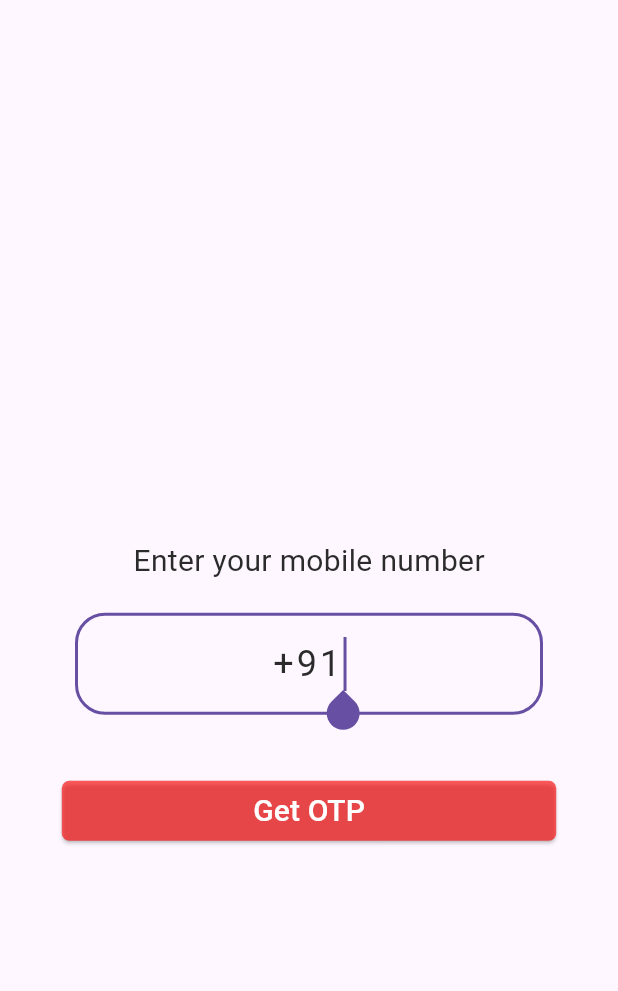
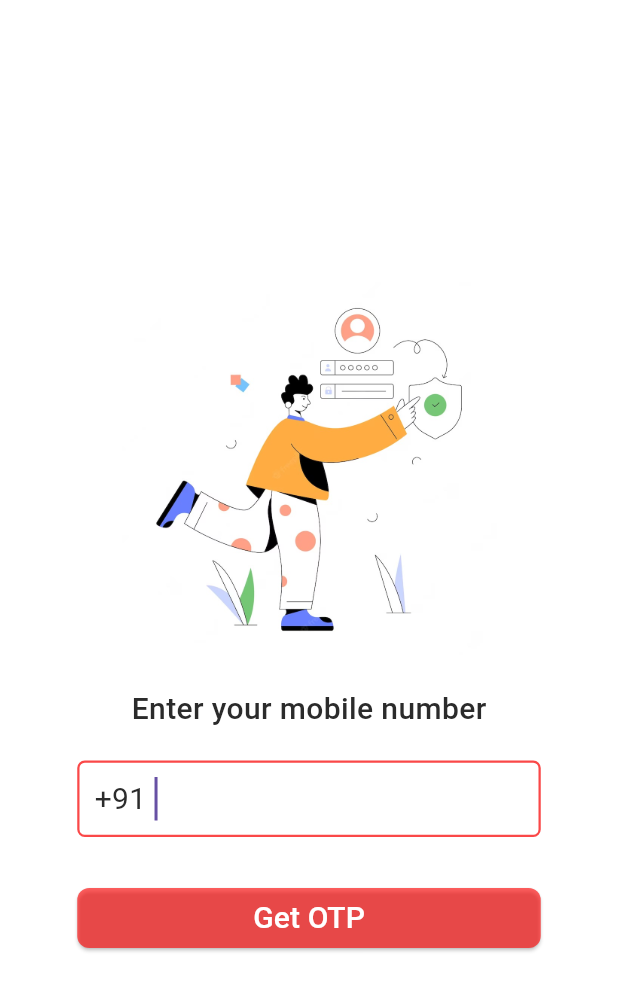
Before and after one commit to Rohit-2412/Blood-Bank, a Flutter app: the PhoneNumberInput screen opened by its route, on a phone screen of 412 x 824 dp. Shown: the top 991 px of the screen. Run offline on Flutter 3.47's test engine with Material 2 defaults, Android fonts, the phone set to English and light mode, and no system bars; our stand-ins replace cloud_firestore, firebase_auth, firebase_core, pinput, shared_preferences, smooth_page_indicator; missing offline and left inert: dice_bear; accounts and stored records are empty.

```diff
--- a/lib/main.dart
+++ b/lib/main.dart
@@ -35,7 +35,7 @@ class MyApp extends StatelessWidget {
           theme: ThemeData(
             useMaterial3: true,
           ),
-          initialRoute: '/welcome',
+          initialRoute: '/splash',
           routes: {
             '/splash': (context) => const SplashScreen(),
             '/welcome': (context) => const WelcomeScreen(),
--- a/lib/screens/auth/phone_number_input.dart
+++ b/lib/screens/auth/phone_number_input.dart
@@ -1,5 +1,6 @@
 import 'package:blood_bank/constants/custom_colors.dart';
 import 'package:blood_bank/provider/auth_provider.dart';
+import 'package:blood_bank/utils/widgets.dart';
 import 'package:flutter/material.dart';
 import 'package:provider/provider.dart';
 
@@ -14,52 +15,72 @@ class _PhoneNumberInputState extends State<PhoneNumberInput> {
   // controller for text field
   final TextEditingController _controller = TextEditingController();
 
-  // set initial text as +91
-  _PhoneNumberInputState() {
-    _controller.text = "+91";
-  }
-
   @override
   Widget build(BuildContext context) {
     return Scaffold(
-      body: SizedBox(
-        child: Column(
+      backgroundColor: CustomColors.whiteColor,
+      body: Column(
         crossAxisAlignment: CrossAxisAlignment.center,
         mainAxisAlignment: MainAxisAlignment.center,
         children: [
-            const SizedBox(height: 100),
+          Container(
+            height: 250,
+            decoration: const BoxDecoration(
+                image: DecorationImage(
+              image: AssetImage("assets/login.jpeg"),
+            )),
+          ),
           // heading
+          const SizedBox(height: 20),
+
           const Text(
             "Enter your mobile number",
+            style: TextStyle(
+                fontSize: 20,
+                fontWeight: FontWeight.w500,
+                color: CustomColors.blackColor),
+          ),
+
+          const SizedBox(height: 10),
+
+          // input box for number
+          Container(
+            width: MediaQuery.of(context).size.width * 0.75,
+            margin: const EdgeInsets.symmetric(horizontal: 20, vertical: 10),
+            padding: const EdgeInsets.symmetric(horizontal: 10, vertical: 0),
+            decoration: BoxDecoration(
+              border: Border.all(
+                  color: CustomColors.firstGradientColor, width: 1.5),
+              borderRadius: BorderRadius.circular(5),
+            ),
+            child: Row(
+              crossAxisAlignment: CrossAxisAlignment.center,
+              mainAxisAlignment: MainAxisAlignment.spaceBetween,
+              children: [
+                const Text(
+                  "+91 ",
                   style: TextStyle(
                       fontSize: 20,
                       fontWeight: FontWeight.w400,
                       color: CustomColors.blackColor),
                 ),
-
-            // input box for number
-            Padding(
-              padding: const EdgeInsets.symmetric(horizontal: 50, vertical: 20),
-              child: TextField(
+                // input field
+                Expanded(
+                  child: TextFormField(
                     autofocus: true,
-                autocorrect: false,
-                textAlign: TextAlign.center,
-                style: const TextStyle(
-                    color: CustomColors.blackColor,
-                    fontSize: 24,
-                    letterSpacing: 2),
                     controller: _controller,
                     keyboardType: TextInputType.number,
                     decoration: const InputDecoration(
-                  hintStyle: TextStyle(
-                      fontSize: 20,
+                      border: InputBorder.none,
+                    ),
+                    style: const TextStyle(
+                        letterSpacing: 1,
+                        fontSize: 19,
                         fontWeight: FontWeight.w400,
-                      color: CustomColors.primaryColor),
-                  border: OutlineInputBorder(
-                    borderRadius: BorderRadius.all(Radius.circular(20)),
-                    borderSide: BorderSide(color: CustomColors.blackColor),
+                        color: CustomColors.blackColor),
                   ),
                 ),
+              ],
             ),
           ),
 
@@ -67,7 +88,7 @@ class _PhoneNumberInputState extends State<PhoneNumberInput> {
 
           // button to get otp having full screen width
           SizedBox(
-              width: MediaQuery.of(context).size.width * 0.8,
+            width: MediaQuery.of(context).size.width * 0.75,
             child: ElevatedButton(
               onPressed: () {
                 handleClick(context);
@@ -75,7 +96,7 @@ class _PhoneNumberInputState extends State<PhoneNumberInput> {
               style: ElevatedButton.styleFrom(
                 backgroundColor: CustomColors.buttonBackground,
                 shape: RoundedRectangleBorder(
-                    borderRadius: BorderRadius.circular(5),
+                  borderRadius: BorderRadius.circular(8),
                 ),
               ),
               child: const Text("Get OTP",
@@ -86,7 +107,6 @@ class _PhoneNumberInputState extends State<PhoneNumberInput> {
             ),
           )
         ],
-        ),
       ),
     );
   }
@@ -101,50 +121,13 @@ class _PhoneNumberInputState extends State<PhoneNumberInput> {
   // function to get number from text field and validate it
   void handleClick(context) async {
     String phoneNumber = _controller.text;
-    if (phoneNumber.length != 13) {
-      // show alert dialog
-      showDialog(
-        context: context,
-        builder: (BuildContext context) {
-          return _showAlertDialog();
-        },
-      );
+    if (phoneNumber.length != 10) {
+      // show snack bar
+      MyWidget.showSnackBar(
+          context, "Please enter a valid 10-digit mobile number!");
     } else {
       final ap = Provider.of<AuthProvider>(context, listen: false);
-      ap.signInWithPhone(context, phoneNumber);
+      ap.signInWithPhone(context, "+91$phoneNumber");
     }
   }
-
-  Widget _showAlertDialog() {
-    return AlertDialog(
-      title: const Text(
-        'Warning!',
-        style: TextStyle(
-            fontSize: 20,
-            fontWeight: FontWeight.w500,
-            color: CustomColors.blackColor),
-      ),
-      content: const Text(
-        'Please enter a valid mobile number!',
-        style: TextStyle(
-            fontSize: 16,
-            fontWeight: FontWeight.w400,
-            color: CustomColors.primaryColorDark),
-      ),
-      actions: [
-        TextButton(
-          onPressed: () {
-            Navigator.of(context).pop();
-          },
-          child: const Text(
-            'OK',
-            style: TextStyle(
-                fontSize: 20,
-                fontWeight: FontWeight.w600,
-                color: CustomColors.primaryColorDark),
-          ),
-        ),
-      ],
-    );
 }
-}
--- a/lib/screens/messages_screen.dart
+++ b/lib/screens/messages_screen.dart
@@ -94,7 +94,7 @@ class _MessagesScreenState extends State<MessagesScreen> {
             Column(
               crossAxisAlignment: CrossAxisAlignment.start,
               children: [
-                Text("Donor #${otherUserId.substring(0, 5)}",
+                Text("User #${otherUserId.substring(0, 10)}",
                     style: const TextStyle(
                         fontSize: 24,
                         color: Colors.black,
--- a/lib/screens/requests_screen.dart
+++ b/lib/screens/requests_screen.dart
@@ -40,6 +40,7 @@ class _RequestsScreenState extends State<RequestsScreen> {
         stream: FirebaseFirestore.instance
             .collection("requests")
             .where("status", isEqualTo: "pending")
+            .where("requested_by", isNotEqualTo: ap.uid)
             .snapshots(),
         builder: (BuildContext context, AsyncSnapshot<QuerySnapshot> snapshot) {
           if (snapshot.hasError) {
@@ -71,9 +72,6 @@ class _RequestsScreenState extends State<RequestsScreen> {
             final declinedBy = doc["declined_by"] as List<dynamic>;
             return !declinedBy.contains(ap.uid);
           }).toList();
-
-          // remove requests requested by me
-          // TODO
 
           if (filteredDocs.isEmpty) {
             return Center(
--- a/lib/screens/welcome_screen.dart
+++ b/lib/screens/welcome_screen.dart
@@ -26,8 +26,8 @@ class _WelcomeScreenState extends State<WelcomeScreen> {
     final controller = PageController();
 
     List<Widget> pages = [
-      // page1(),
-      // page2(),
+      page1(),
+      page2(),
       page3(ap),
     ];
 
```
Also changed, not shown: lib/provider/auth_provider.dart (+13 -24 lines), lib/screens/auth/otp_input.dart (+21 -11 lines), lib/screens/splash_screen.dart (+20 -6 lines). Lines whose indentation alone changed are shown as unchanged.
